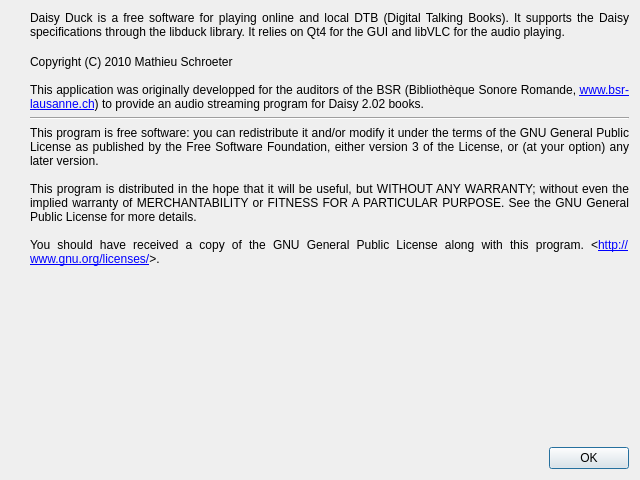
First picture: the form in src/dialogAbout.ui, repository Skywalker13/DaisyDuck, before the edit.
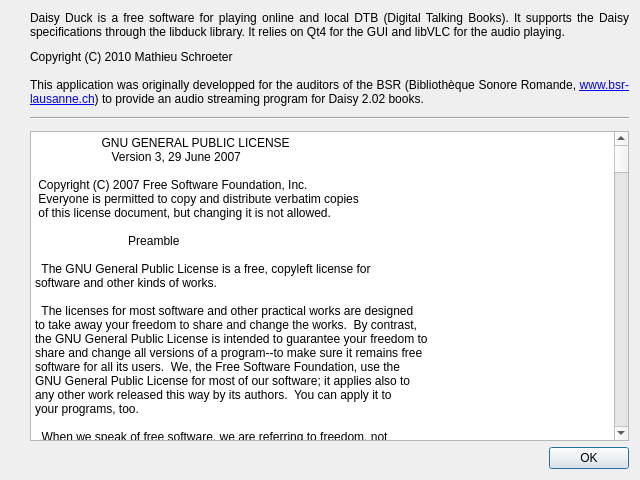
Second picture: the form after the edit. Icons and pictures are not drawn.

Commit message: put the whole GPL3 license in the about dialog box

```diff
--- a/src/dialogAbout.ui
+++ b/src/dialogAbout.ui
@@ -74,26 +74,7 @@
      </property>
     </widget>
    </item>
-   <item row="4" column="1">
-    <widget class="QLabel" name="label_3">
-     <property name="text">
-      <string>This program is free software: you can redistribute it and/or modify it under the terms of the GNU General Public License as published by the Free Software Foundation, either version 3 of the License, or (at your option) any later version.&lt;br/&gt;&lt;br/&gt;This program is distributed in the hope that it will be useful, but WITHOUT ANY WARRANTY; without even the implied warranty of MERCHANTABILITY or FITNESS FOR A PARTICULAR PURPOSE.  See the GNU General Public License for more details.&lt;br/&gt;&lt;br/&gt;You should have received a copy of the GNU General Public License along with this program.   &amp;lt;&lt;a href=&quot;http://www.gnu.org/licenses/&quot;&gt;http://www.gnu.org/licenses/&lt;/a&gt;&amp;gt;.</string>
-     </property>
-     <property name="textFormat">
-      <enum>Qt::RichText</enum>
-     </property>
-     <property name="alignment">
-      <set>Qt::AlignJustify|Qt::AlignTop</set>
-     </property>
-     <property name="wordWrap">
-      <bool>true</bool>
-     </property>
-     <property name="openExternalLinks">
-      <bool>true</bool>
-     </property>
-    </widget>
-   </item>
-   <item row="6" column="1">
+   <item row="7" column="1">
     <widget class="QDialogButtonBox" name="buttonBox">
      <property name="orientation">
       <enum>Qt::Horizontal</enum>
@@ -116,26 +97,13 @@
      </property>
     </widget>
    </item>
-   <item row="3" column="1">
+   <item row="4" column="1">
     <widget class="Line" name="line">
      <property name="orientation">
       <enum>Qt::Horizontal</enum>
      </property>
     </widget>
    </item>
-   <item row="5" column="1">
-    <spacer name="verticalSpacer">
-     <property name="orientation">
-      <enum>Qt::Vertical</enum>
-     </property>
-     <property name="sizeHint" stdset="0">
-      <size>
-       <width>20</width>
-       <height>40</height>
-      </size>
-     </property>
-    </spacer>
-   </item>
    <item row="1" column="1">
     <spacer name="verticalSpacer_4">
      <property name="orientation">
@@ -147,11 +115,735 @@
      <property name="sizeHint" stdset="0">
       <size>
        <width>20</width>
-       <height>10</height>
+       <height>5</height>
       </size>
      </property>
     </spacer>
    </item>
+   <item row="3" column="1">
+    <spacer name="verticalSpacer_2">
+     <property name="orientation">
+      <enum>Qt::Vertical</enum>
+     </property>
+     <property name="sizeType">
+      <enum>QSizePolicy::Fixed</enum>
+     </property>
+     <property name="sizeHint" stdset="0">
+      <size>
+       <width>20</width>
+       <height>5</height>
+      </size>
+     </property>
+    </spacer>
+   </item>
+   <item row="5" column="1">
+    <spacer name="verticalSpacer_3">
+     <property name="orientation">
+      <enum>Qt::Vertical</enum>
+     </property>
+     <property name="sizeType">
+      <enum>QSizePolicy::Fixed</enum>
+     </property>
+     <property name="sizeHint" stdset="0">
+      <size>
+       <width>20</width>
+       <height>5</height>
+      </size>
+     </property>
+    </spacer>
+   </item>
+   <item row="6" column="1">
+    <widget class="QPlainTextEdit" name="plainTextEdit">
+     <property name="tabChangesFocus">
+      <bool>true</bool>
+     </property>
+     <property name="undoRedoEnabled">
+      <bool>false</bool>
+     </property>
+     <property name="lineWrapMode">
+      <enum>QPlainTextEdit::NoWrap</enum>
+     </property>
+     <property name="plainText">
+      <string notr="true">                    GNU GENERAL PUBLIC LICENSE
+                       Version 3, 29 June 2007
+
+ Copyright (C) 2007 Free Software Foundation, Inc. &lt;http://fsf.org/&gt;
+ Everyone is permitted to copy and distribute verbatim copies
+ of this license document, but changing it is not allowed.
+
+                            Preamble
+
+  The GNU General Public License is a free, copyleft license for
+software and other kinds of works.
+
+  The licenses for most software and other practical works are designed
+to take away your freedom to share and change the works.  By contrast,
+the GNU General Public License is intended to guarantee your freedom to
+share and change all versions of a program--to make sure it remains free
+software for all its users.  We, the Free Software Foundation, use the
+GNU General Public License for most of our software; it applies also to
+any other work released this way by its authors.  You can apply it to
+your programs, too.
+
+  When we speak of free software, we are referring to freedom, not
+price.  Our General Public Licenses are designed to make sure that you
+have the freedom to distribute copies of free software (and charge for
+them if you wish), that you receive source code or can get it if you
+want it, that you can change the software or use pieces of it in new
+free programs, and that you know you can do these things.
+
+  To protect your rights, we need to prevent others from denying you
+these rights or asking you to surrender the rights.  Therefore, you have
+certain responsibilities if you distribute copies of the software, or if
+you modify it: responsibilities to respect the freedom of others.
+
+  For example, if you distribute copies of such a program, whether
+gratis or for a fee, you must pass on to the recipients the same
+freedoms that you received.  You must make sure that they, too, receive
+or can get the source code.  And you must show them these terms so they
+know their rights.
+
+  Developers that use the GNU GPL protect your rights with two steps:
+(1) assert copyright on the software, and (2) offer you this License
+giving you legal permission to copy, distribute and/or modify it.
+
+  For the developers' and authors' protection, the GPL clearly explains
+that there is no warranty for this free software.  For both users' and
+authors' sake, the GPL requires that modified versions be marked as
+changed, so that their problems will not be attributed erroneously to
+authors of previous versions.
+
+  Some devices are designed to deny users access to install or run
+modified versions of the software inside them, although the manufacturer
+can do so.  This is fundamentally incompatible with the aim of
+protecting users' freedom to change the software.  The systematic
+pattern of such abuse occurs in the area of products for individuals to
+use, which is precisely where it is most unacceptable.  Therefore, we
+have designed this version of the GPL to prohibit the practice for those
+products.  If such problems arise substantially in other domains, we
+stand ready to extend this provision to those domains in future versions
+of the GPL, as needed to protect the freedom of users.
+
+  Finally, every program is threatened constantly by software patents.
+States should not allow patents to restrict development and use of
+software on general-purpose computers, but in those that do, we wish to
+avoid the special danger that patents applied to a free program could
+make it effectively proprietary.  To prevent this, the GPL assures that
+patents cannot be used to render the program non-free.
+
+  The precise terms and conditions for copying, distribution and
+modification follow.
+
+                       TERMS AND CONDITIONS
+
+  0. Definitions.
+
+  &quot;This License&quot; refers to version 3 of the GNU General Public License.
+
+  &quot;Copyright&quot; also means copyright-like laws that apply to other kinds of
+works, such as semiconductor masks.
+
+  &quot;The Program&quot; refers to any copyrightable work licensed under this
+License.  Each licensee is addressed as &quot;you&quot;.  &quot;Licensees&quot; and
+&quot;recipients&quot; may be individuals or organizations.
+
+  To &quot;modify&quot; a work means to copy from or adapt all or part of the work
+in a fashion requiring copyright permission, other than the making of an
+exact copy.  The resulting work is called a &quot;modified version&quot; of the
+earlier work or a work &quot;based on&quot; the earlier work.
+
+  A &quot;covered work&quot; means either the unmodified Program or a work based
+on the Program.
+
+  To &quot;propagate&quot; a work means to do anything with it that, without
+permission, would make you directly or secondarily liable for
+infringement under applicable copyright law, except executing it on a
+computer or modifying a private copy.  Propagation includes copying,
+distribution (with or without modification), making available to the
+public, and in some countries other activities as well.
+
+  To &quot;convey&quot; a work means any kind of propagation that enables other
+parties to make or receive copies.  Mere interaction with a user through
+a computer network, with no transfer of a copy, is not conveying.
+
+  An interactive user interface displays &quot;Appropriate Legal Notices&quot;
+to the extent that it includes a convenient and prominently visible
+feature that (1) displays an appropriate copyright notice, and (2)
+tells the user that there is no warranty for the work (except to the
+extent that warranties are provided), that licensees may convey the
+work under this License, and how to view a copy of this License.  If
+the interface presents a list of user commands or options, such as a
+menu, a prominent item in the list meets this criterion.
+
+  1. Source Code.
+
+  The &quot;source code&quot; for a work means the preferred form of the work
+for making modifications to it.  &quot;Object code&quot; means any non-source
+form of a work.
+
+  A &quot;Standard Interface&quot; means an interface that either is an official
+standard defined by a recognized standards body, or, in the case of
+interfaces specified for a particular programming language, one that
+is widely used among developers working in that language.
+
+  The &quot;System Libraries&quot; of an executable work include anything, other
+than the work as a whole, that (a) is included in the normal form of
+packaging a Major Component, but which is not part of that Major
+Component, and (b) serves only to enable use of the work with that
+Major Component, or to implement a Standard Interface for which an
+implementation is available to the public in source code form.  A
+&quot;Major Component&quot;, in this context, means a major essential component
+(kernel, window system, and so on) of the specific operating system
+(if any) on which the executable work runs, or a compiler used to
+produce the work, or an object code interpreter used to run it.
+
+  The &quot;Corresponding Source&quot; for a work in object code form means all
+the source code needed to generate, install, and (for an executable
+work) run the object code and to modify the work, including scripts to
+control those activities.  However, it does not include the work's
+System Libraries, or general-purpose tools or generally available free
+programs which are used unmodified in performing those activities but
+which are not part of the work.  For example, Corresponding Source
+includes interface definition files associated with source files for
+the work, and the source code for shared libraries and dynamically
+linked subprograms that the work is specifically designed to require,
+such as by intimate data communication or control flow between those
+subprograms and other parts of the work.
+
+  The Corresponding Source need not include anything that users
+can regenerate automatically from other parts of the Corresponding
+Source.
+
+  The Corresponding Source for a work in source code form is that
+same work.
+
+  2. Basic Permissions.
+
+  All rights granted under this License are granted for the term of
+copyright on the Program, and are irrevocable provided the stated
+conditions are met.  This License explicitly affirms your unlimited
+permission to run the unmodified Program.  The output from running a
+covered work is covered by this License only if the output, given its
+content, constitutes a covered work.  This License acknowledges your
+rights of fair use or other equivalent, as provided by copyright law.
+
+  You may make, run and propagate covered works that you do not
+convey, without conditions so long as your license otherwise remains
+in force.  You may convey covered works to others for the sole purpose
+of having them make modifications exclusively for you, or provide you
+with facilities for running those works, provided that you comply with
+the terms of this License in conveying all material for which you do
+not control copyright.  Those thus making or running the covered works
+for you must do so exclusively on your behalf, under your direction
+and control, on terms that prohibit them from making any copies of
+your copyrighted material outside their relationship with you.
+
+  Conveying under any other circumstances is permitted solely under
+the conditions stated below.  Sublicensing is not allowed; section 10
+makes it unnecessary.
+
+  3. Protecting Users' Legal Rights From Anti-Circumvention Law.
+
+  No covered work shall be deemed part of an effective technological
+measure under any applicable law fulfilling obligations under article
+11 of the WIPO copyright treaty adopted on 20 December 1996, or
+similar laws prohibiting or restricting circumvention of such
+measures.
+
+  When you convey a covered work, you waive any legal power to forbid
+circumvention of technological measures to the extent such circumvention
+is effected by exercising rights under this License with respect to
+the covered work, and you disclaim any intention to limit operation or
+modification of the work as a means of enforcing, against the work's
+users, your or third parties' legal rights to forbid circumvention of
+technological measures.
+
+  4. Conveying Verbatim Copies.
+
+  You may convey verbatim copies of the Program's source code as you
+receive it, in any medium, provided that you conspicuously and
+appropriately publish on each copy an appropriate copyright notice;
+keep intact all notices stating that this License and any
+non-permissive terms added in accord with section 7 apply to the code;
+keep intact all notices of the absence of any warranty; and give all
+recipients a copy of this License along with the Program.
+
+  You may charge any price or no price for each copy that you convey,
+and you may offer support or warranty protection for a fee.
+
+  5. Conveying Modified Source Versions.
+
+  You may convey a work based on the Program, or the modifications to
+produce it from the Program, in the form of source code under the
+terms of section 4, provided that you also meet all of these conditions:
+
+    a) The work must carry prominent notices stating that you modified
+    it, and giving a relevant date.
+
+    b) The work must carry prominent notices stating that it is
+    released under this License and any conditions added under section
+    7.  This requirement modifies the requirement in section 4 to
+    &quot;keep intact all notices&quot;.
+
+    c) You must license the entire work, as a whole, under this
+    License to anyone who comes into possession of a copy.  This
+    License will therefore apply, along with any applicable section 7
+    additional terms, to the whole of the work, and all its parts,
+    regardless of how they are packaged.  This License gives no
+    permission to license the work in any other way, but it does not
+    invalidate such permission if you have separately received it.
+
+    d) If the work has interactive user interfaces, each must display
+    Appropriate Legal Notices; however, if the Program has interactive
+    interfaces that do not display Appropriate Legal Notices, your
+    work need not make them do so.
+
+  A compilation of a covered work with other separate and independent
+works, which are not by their nature extensions of the covered work,
+and which are not combined with it such as to form a larger program,
+in or on a volume of a storage or distribution medium, is called an
+&quot;aggregate&quot; if the compilation and its resulting copyright are not
+used to limit the access or legal rights of the compilation's users
+beyond what the individual works permit.  Inclusion of a covered work
+in an aggregate does not cause this License to apply to the other
+parts of the aggregate.
+
+  6. Conveying Non-Source Forms.
+
+  You may convey a covered work in object code form under the terms
+of sections 4 and 5, provided that you also convey the
+machine-readable Corresponding Source under the terms of this License,
+in one of these ways:
+
+    a) Convey the object code in, or embodied in, a physical product
+    (including a physical distribution medium), accompanied by the
+    Corresponding Source fixed on a durable physical medium
+    customarily used for software interchange.
+
+    b) Convey the object code in, or embodied in, a physical product
+    (including a physical distribution medium), accompanied by a
+    written offer, valid for at least three years and valid for as
+    long as you offer spare parts or customer support for that product
+    model, to give anyone who possesses the object code either (1) a
+    copy of the Corresponding Source for all the software in the
+    product that is covered by this License, on a durable physical
+    medium customarily used for software interchange, for a price no
+    more than your reasonable cost of physically performing this
+    conveying of source, or (2) access to copy the
+    Corresponding Source from a network server at no charge.
+
+    c) Convey individual copies of the object code with a copy of the
+    written offer to provide the Corresponding Source.  This
+    alternative is allowed only occasionally and noncommercially, and
+    only if you received the object code with such an offer, in accord
+    with subsection 6b.
+
+    d) Convey the object code by offering access from a designated
+    place (gratis or for a charge), and offer equivalent access to the
+    Corresponding Source in the same way through the same place at no
+    further charge.  You need not require recipients to copy the
+    Corresponding Source along with the object code.  If the place to
+    copy the object code is a network server, the Corresponding Source
+    may be on a different server (operated by you or a third party)
+    that supports equivalent copying facilities, provided you maintain
+    clear directions next to the object code saying where to find the
+    Corresponding Source.  Regardless of what server hosts the
+    Corresponding Source, you remain obligated to ensure that it is
+    available for as long as needed to satisfy these requirements.
+
+    e) Convey the object code using peer-to-peer transmission, provided
+    you inform other peers where the object code and Corresponding
+    Source of the work are being offered to the general public at no
+    charge under subsection 6d.
+
+  A separable portion of the object code, whose source code is excluded
+from the Corresponding Source as a System Library, need not be
+included in conveying the object code work.
+
+  A &quot;User Product&quot; is either (1) a &quot;consumer product&quot;, which means any
+tangible personal property which is normally used for personal, family,
+or household purposes, or (2) anything designed or sold for incorporation
+into a dwelling.  In determining whether a product is a consumer product,
+doubtful cases shall be resolved in favor of coverage.  For a particular
+product received by a particular user, &quot;normally used&quot; refers to a
+typical or common use of that class of product, regardless of the status
+of the particular user or of the way in which the particular user
+actually uses, or expects or is expected to use, the product.  A product
+is a consumer product regardless of whether the product has substantial
+commercial, industrial or non-consumer uses, unless such uses represent
+the only significant mode of use of the product.
+
+  &quot;Installation Information&quot; for a User Product means any methods,
+procedures, authorization keys, or other information required to install
+and execute modified versions of a covered work in that User Product from
+a modified version of its Corresponding Source.  The information must
+suffice to ensure that the continued functioning of the modified object
+code is in no case prevented or interfered with solely because
+modification has been made.
+
+  If you convey an object code work under this section in, or with, or
+specifically for use in, a User Product, and the conveying occurs as
+part of a transaction in which the right of possession and use of the
+User Product is transferred to the recipient in perpetuity or for a
+fixed term (regardless of how the transaction is characterized), the
+Corresponding Source conveyed under this section must be accompanied
+by the Installation Information.  But this requirement does not apply
+if neither you nor any third party retains the ability to install
+modified object code on the User Product (for example, the work has
+been installed in ROM).
+
+  The requirement to provide Installation Information does not include a
+requirement to continue to provide support service, warranty, or updates
+for a work that has been modified or installed by the recipient, or for
+the User Product in which it has been modified or installed.  Access to a
+network may be denied when the modification itself materially and
+adversely affects the operation of the network or violates the rules and
+protocols for communication across the network.
+
+  Corresponding Source conveyed, and Installation Information provided,
+in accord with this section must be in a format that is publicly
+documented (and with an implementation available to the public in
+source code form), and must require no special password or key for
+unpacking, reading or copying.
+
+  7. Additional Terms.
+
+  &quot;Additional permissions&quot; are terms that supplement the terms of this
+License by making exceptions from one or more of its conditions.
+Additional permissions that are applicable to the entire Program shall
+be treated as though they were included in this License, to the extent
+that they are valid under applicable law.  If additional permissions
+apply only to part of the Program, that part may be used separately
+under those permissions, but the entire Program remains governed by
+this License without regard to the additional permissions.
+
+  When you convey a copy of a covered work, you may at your option
+remove any additional permissions from that copy, or from any part of
+it.  (Additional permissions may be written to require their own
+removal in certain cases when you modify the work.)  You may place
+additional permissions on material, added by you to a covered work,
+for which you have or can give appropriate copyright permission.
+
+  Notwithstanding any other provision of this License, for material you
+add to a covered work, you may (if authorized by the copyright holders of
+that material) supplement the terms of this License with terms:
+
+    a) Disclaiming warranty or limiting liability differently from the
+    terms of sections 15 and 16 of this License; or
+
+    b) Requiring preservation of specified reasonable legal notices or
+    author attributions in that material or in the Appropriate Legal
+    Notices displayed by works containing it; or
+
+    c) Prohibiting misrepresentation of the origin of that material, or
+    requiring that modified versions of such material be marked in
+    reasonable ways as different from the original version; or
+
+    d) Limiting the use for publicity purposes of names of licensors or
+    authors of the material; or
+
+    e) Declining to grant rights under trademark law for use of some
+    trade names, trademarks, or service marks; or
+
+    f) Requiring indemnification of licensors and authors of that
+    material by anyone who conveys the material (or modified versions of
+    it) with contractual assumptions of liability to the recipient, for
+    any liability that these contractual assumptions directly impose on
+    those licensors and authors.
+
+  All other non-permissive additional terms are considered &quot;further
+restrictions&quot; within the meaning of section 10.  If the Program as you
+received it, or any part of it, contains a notice stating that it is
+governed by this License along with a term that is a further
+restriction, you may remove that term.  If a license document contains
+a further restriction but permits relicensing or conveying under this
+License, you may add to a covered work material governed by the terms
+of that license document, provided that the further restriction does
+not survive such relicensing or conveying.
+
+  If you add terms to a covered work in accord with this section, you
+must place, in the relevant source files, a statement of the
+additional terms that apply to those files, or a notice indicating
+where to find the applicable terms.
+
+  Additional terms, permissive or non-permissive, may be stated in the
+form of a separately written license, or stated as exceptions;
+the above requirements apply either way.
+
+  8. Termination.
+
+  You may not propagate or modify a covered work except as expressly
+provided under this License.  Any attempt otherwise to propagate or
+modify it is void, and will automatically terminate your rights under
+this License (including any patent licenses granted under the third
+paragraph of section 11).
+
+  However, if you cease all violation of this License, then your
+license from a particular copyright holder is reinstated (a)
+provisionally, unless and until the copyright holder explicitly and
+finally terminates your license, and (b) permanently, if the copyright
+holder fails to notify you of the violation by some reasonable means
+prior to 60 days after the cessation.
+
+  Moreover, your license from a particular copyright holder is
+reinstated permanently if the copyright holder notifies you of the
+violation by some reasonable means, this is the first time you have
+received notice of violation of this License (for any work) from that
+copyright holder, and you cure the violation prior to 30 days after
+your receipt of the notice.
+
+  Termination of your rights under this section does not terminate the
+licenses of parties who have received copies or rights from you under
+this License.  If your rights have been terminated and not permanently
+reinstated, you do not qualify to receive new licenses for the same
+material under section 10.
+
+  9. Acceptance Not Required for Having Copies.
+
+  You are not required to accept this License in order to receive or
+run a copy of the Program.  Ancillary propagation of a covered work
+occurring solely as a consequence of using peer-to-peer transmission
+to receive a copy likewise does not require acceptance.  However,
+nothing other than this License grants you permission to propagate or
+modify any covered work.  These actions infringe copyright if you do
+not accept this License.  Therefore, by modifying or propagating a
+covered work, you indicate your acceptance of this License to do so.
+
+  10. Automatic Licensing of Downstream Recipients.
+
+  Each time you convey a covered work, the recipient automatically
+receives a license from the original licensors, to run, modify and
+propagate that work, subject to this License.  You are not responsible
+for enforcing compliance by third parties with this License.
+
+  An &quot;entity transaction&quot; is a transaction transferring control of an
+organization, or substantially all assets of one, or subdividing an
+organization, or merging organizations.  If propagation of a covered
+work results from an entity transaction, each party to that
+transaction who receives a copy of the work also receives whatever
+licenses to the work the party's predecessor in interest had or could
+give under the previous paragraph, plus a right to possession of the
+Corresponding Source of the work from the predecessor in interest, if
+the predecessor has it or can get it with reasonable efforts.
+
+  You may not impose any further restrictions on the exercise of the
+rights granted or affirmed under this License.  For example, you may
+not impose a license fee, royalty, or other charge for exercise of
+rights granted under this License, and you may not initiate litigation
+(including a cross-claim or counterclaim in a lawsuit) alleging that
+any patent claim is infringed by making, using, selling, offering for
+sale, or importing the Program or any portion of it.
+
+  11. Patents.
+
+  A &quot;contributor&quot; is a copyright holder who authorizes use under this
+License of the Program or a work on which the Program is based.  The
+work thus licensed is called the contributor's &quot;contributor version&quot;.
+
+  A contributor's &quot;essential patent claims&quot; are all patent claims
+owned or controlled by the contributor, whether already acquired or
+hereafter acquired, that would be infringed by some manner, permitted
+by this License, of making, using, or selling its contributor version,
+but do not include claims that would be infringed only as a
+consequence of further modification of the contributor version.  For
+purposes of this definition, &quot;control&quot; includes the right to grant
+patent sublicenses in a manner consistent with the requirements of
+this License.
+
+  Each contributor grants you a non-exclusive, worldwide, royalty-free
+patent license under the contributor's essential patent claims, to
+make, use, sell, offer for sale, import and otherwise run, modify and
+propagate the contents of its contributor version.
+
+  In the following three paragraphs, a &quot;patent license&quot; is any express
+agreement or commitment, however denominated, not to enforce a patent
+(such as an express permission to practice a patent or covenant not to
+sue for patent infringement).  To &quot;grant&quot; such a patent license to a
+party means to make such an agreement or commitment not to enforce a
+patent against the party.
+
+  If you convey a covered work, knowingly relying on a patent license,
+and the Corresponding Source of the work is not available for anyone
+to copy, free of charge and under the terms of this License, through a
+publicly available network server or other readily accessible means,
+then you must either (1) cause the Corresponding Source to be so
+available, or (2) arrange to deprive yourself of the benefit of the
+patent license for this particular work, or (3) arrange, in a manner
+consistent with the requirements of this License, to extend the patent
+license to downstream recipients.  &quot;Knowingly relying&quot; means you have
+actual knowledge that, but for the patent license, your conveying the
+covered work in a country, or your recipient's use of the covered work
+in a country, would infringe one or more identifiable patents in that
+country that you have reason to believe are valid.
+
+  If, pursuant to or in connection with a single transaction or
+arrangement, you convey, or propagate by procuring conveyance of, a
+covered work, and grant a patent license to some of the parties
+receiving the covered work authorizing them to use, propagate, modify
+or convey a specific copy of the covered work, then the patent license
+you grant is automatically extended to all recipients of the covered
+work and works based on it.
+
+  A patent license is &quot;discriminatory&quot; if it does not include within
+the scope of its coverage, prohibits the exercise of, or is
+conditioned on the non-exercise of one or more of the rights that are
+specifically granted under this License.  You may not convey a covered
+work if you are a party to an arrangement with a third party that is
+in the business of distributing software, under which you make payment
+to the third party based on the extent of your activity of conveying
+the work, and under which the third party grants, to any of the
+parties who would receive the covered work from you, a discriminatory
+patent license (a) in connection with copies of the covered work
+conveyed by you (or copies made from those copies), or (b) primarily
+for and in connection with specific products or compilations that
+contain the covered work, unless you entered into that arrangement,
+or that patent license was granted, prior to 28 March 2007.
+
+  Nothing in this License shall be construed as excluding or limiting
+any implied license or other defenses to infringement that may
+otherwise be available to you under applicable patent law.
+
+  12. No Surrender of Others' Freedom.
+
+  If conditions are imposed on you (whether by court order, agreement or
+otherwise) that contradict the conditions of this License, they do not
+excuse you from the conditions of this License.  If you cannot convey a
+covered work so as to satisfy simultaneously your obligations under this
+License and any other pertinent obligations, then as a consequence you may
+not convey it at all.  For example, if you agree to terms that obligate you
+to collect a royalty for further conveying from those to whom you convey
+the Program, the only way you could satisfy both those terms and this
+License would be to refrain entirely from conveying the Program.
+
+  13. Use with the GNU Affero General Public License.
+
+  Notwithstanding any other provision of this License, you have
+permission to link or combine any covered work with a work licensed
+under version 3 of the GNU Affero General Public License into a single
+combined work, and to convey the resulting work.  The terms of this
+License will continue to apply to the part which is the covered work,
+but the special requirements of the GNU Affero General Public License,
+section 13, concerning interaction through a network will apply to the
+combination as such.
+
+  14. Revised Versions of this License.
+
+  The Free Software Foundation may publish revised and/or new versions of
+the GNU General Public License from time to time.  Such new versions will
+be similar in spirit to the present version, but may differ in detail to
+address new problems or concerns.
+
+  Each version is given a distinguishing version number.  If the
+Program specifies that a certain numbered version of the GNU General
+Public License &quot;or any later version&quot; applies to it, you have the
+option of following the terms and conditions either of that numbered
+version or of any later version published by the Free Software
+Foundation.  If the Program does not specify a version number of the
+GNU General Public License, you may choose any version ever published
+by the Free Software Foundation.
+
+  If the Program specifies that a proxy can decide which future
+versions of the GNU General Public License can be used, that proxy's
+public statement of acceptance of a version permanently authorizes you
+to choose that version for the Program.
+
+  Later license versions may give you additional or different
+permissions.  However, no additional obligations are imposed on any
+author or copyright holder as a result of your choosing to follow a
+later version.
+
+  15. Disclaimer of Warranty.
+
+  THERE IS NO WARRANTY FOR THE PROGRAM, TO THE EXTENT PERMITTED BY
+APPLICABLE LAW.  EXCEPT WHEN OTHERWISE STATED IN WRITING THE COPYRIGHT
+HOLDERS AND/OR OTHER PARTIES PROVIDE THE PROGRAM &quot;AS IS&quot; WITHOUT WARRANTY
+OF ANY KIND, EITHER EXPRESSED OR IMPLIED, INCLUDING, BUT NOT LIMITED TO,
+THE IMPLIED WARRANTIES OF MERCHANTABILITY AND FITNESS FOR A PARTICULAR
+PURPOSE.  THE ENTIRE RISK AS TO THE QUALITY AND PERFORMANCE OF THE PROGRAM
+IS WITH YOU.  SHOULD THE PROGRAM PROVE DEFECTIVE, YOU ASSUME THE COST OF
+ALL NECESSARY SERVICING, REPAIR OR CORRECTION.
+
+  16. Limitation of Liability.
+
+  IN NO EVENT UNLESS REQUIRED BY APPLICABLE LAW OR AGREED TO IN WRITING
+WILL ANY COPYRIGHT HOLDER, OR ANY OTHER PARTY WHO MODIFIES AND/OR CONVEYS
+THE PROGRAM AS PERMITTED ABOVE, BE LIABLE TO YOU FOR DAMAGES, INCLUDING ANY
+GENERAL, SPECIAL, INCIDENTAL OR CONSEQUENTIAL DAMAGES ARISING OUT OF THE
+USE OR INABILITY TO USE THE PROGRAM (INCLUDING BUT NOT LIMITED TO LOSS OF
+DATA OR DATA BEING RENDERED INACCURATE OR LOSSES SUSTAINED BY YOU OR THIRD
+PARTIES OR A FAILURE OF THE PROGRAM TO OPERATE WITH ANY OTHER PROGRAMS),
+EVEN IF SUCH HOLDER OR OTHER PARTY HAS BEEN ADVISED OF THE POSSIBILITY OF
+SUCH DAMAGES.
+
+  17. Interpretation of Sections 15 and 16.
+
+  If the disclaimer of warranty and limitation of liability provided
+above cannot be given local legal effect according to their terms,
+reviewing courts shall apply local law that most closely approximates
+an absolute waiver of all civil liability in connection with the
+Program, unless a warranty or assumption of liability accompanies a
+copy of the Program in return for a fee.
+
+                     END OF TERMS AND CONDITIONS
+
+            How to Apply These Terms to Your New Programs
+
+  If you develop a new program, and you want it to be of the greatest
+possible use to the public, the best way to achieve this is to make it
+free software which everyone can redistribute and change under these terms.
+
+  To do so, attach the following notices to the program.  It is safest
+to attach them to the start of each source file to most effectively
+state the exclusion of warranty; and each file should have at least
+the &quot;copyright&quot; line and a pointer to where the full notice is found.
+
+    &lt;one line to give the program's name and a brief idea of what it does.&gt;
+    Copyright (C) &lt;year&gt;  &lt;name of author&gt;
+
+    This program is free software: you can redistribute it and/or modify
+    it under the terms of the GNU General Public License as published by
+    the Free Software Foundation, either version 3 of the License, or
+    (at your option) any later version.
+
+    This program is distributed in the hope that it will be useful,
+    but WITHOUT ANY WARRANTY; without even the implied warranty of
+    MERCHANTABILITY or FITNESS FOR A PARTICULAR PURPOSE.  See the
+    GNU General Public License for more details.
+
+    You should have received a copy of the GNU General Public License
+    along with this program.  If not, see &lt;http://www.gnu.org/licenses/&gt;.
+
+Also add information on how to contact you by electronic and paper mail.
+
+  If the program does terminal interaction, make it output a short
+notice like this when it starts in an interactive mode:
+
+    &lt;program&gt;  Copyright (C) &lt;year&gt;  &lt;name of author&gt;
+    This program comes with ABSOLUTELY NO WARRANTY; for details type `show w'.
+    This is free software, and you are welcome to redistribute it
+    under certain conditions; type `show c' for details.
+
+The hypothetical commands `show w' and `show c' should show the appropriate
+parts of the General Public License.  Of course, your program's commands
+might be different; for a GUI interface, you would use an &quot;about box&quot;.
+
+  You should also get your employer (if you work as a programmer) or school,
+if any, to sign a &quot;copyright disclaimer&quot; for the program, if necessary.
+For more information on this, and how to apply and follow the GNU GPL, see
+&lt;http://www.gnu.org/licenses/&gt;.
+
+  The GNU General Public License does not permit incorporating your program
+into proprietary programs.  If your program is a subroutine library, you
+may consider it more useful to permit linking proprietary applications with
+the library.  If this is what you want to do, use the GNU Lesser General
+Public License instead of this License.  But first, please read
+&lt;http://www.gnu.org/philosophy/why-not-lgpl.html&gt;.</string>
+     </property>
+     <property name="textInteractionFlags">
+      <set>Qt::TextSelectableByKeyboard|Qt::TextSelectableByMouse</set>
+     </property>
+    </widget>
+   </item>
   </layout>
  </widget>
  <resources>
```
